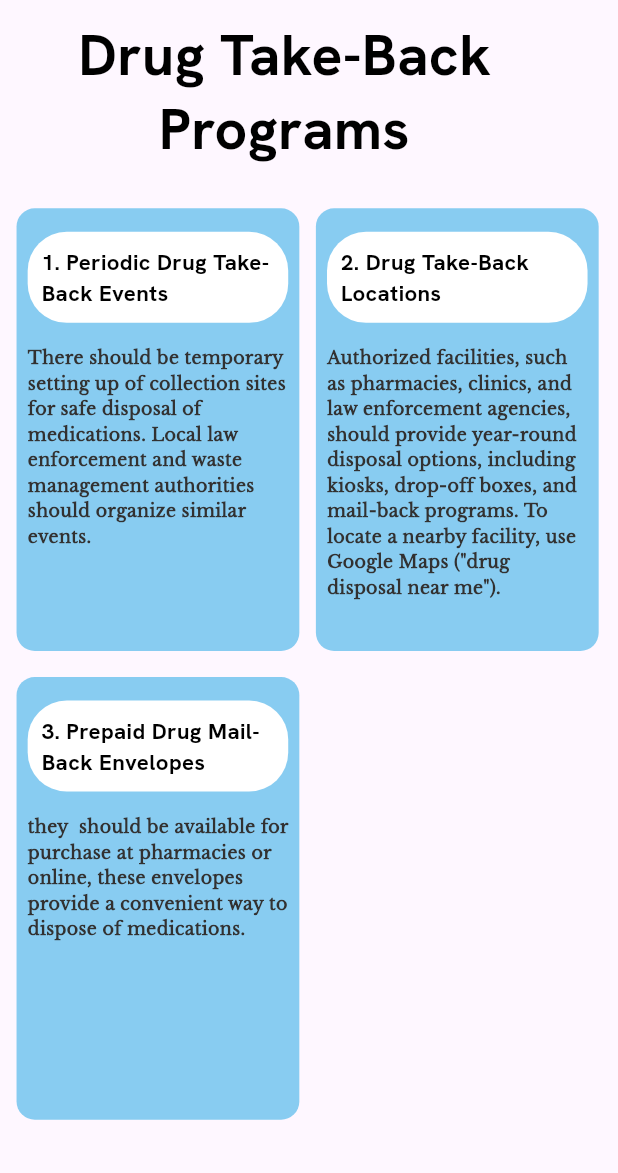
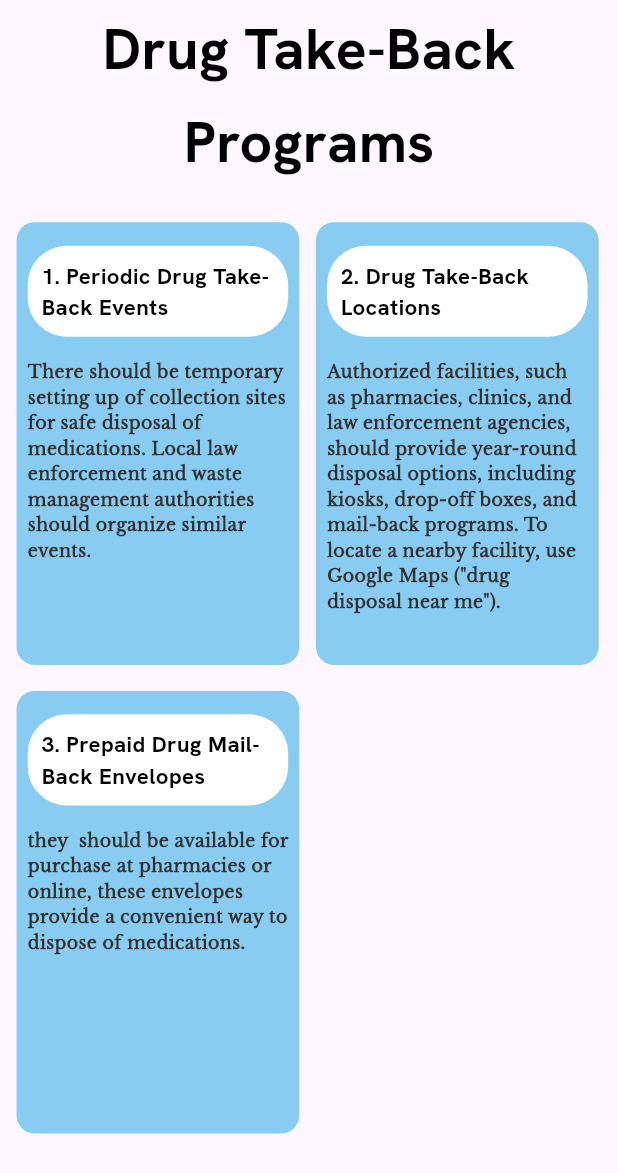
Before and after one commit to NikhilYadav04/PillBin, a Flutter app: the Page6 widget shown alone on an empty page, opened directly with empty values, on a phone screen of 412 x 824 dp. Shown: the top 1173 px of the screen. Run offline on Flutter 3.47's test engine with Material 3 defaults, Android fonts, the phone set to English and light mode, and no system bars; our stand-ins replace flick_video_player, font_awesome_flutter, get, video_player; generated files the repository leaves out were written again.

Commit message:
Folder Structure Changed

```diff
--- a/pillbin/lib/main.dart
+++ b/pillbin/lib/main.dart
@@ -1,7 +1,7 @@
 import 'package:flutter/material.dart';
 import 'package:get/get.dart';
 import 'package:pillbin/l10n/l10n.dart';
-import 'package:pillbin/screens/root_screen.dart';
+import 'package:pillbin/screens/root_screen/root_screen.dart';
 import 'package:pillbin/styling/sizeconfig/sizeconfig.dart';
 import 'package:pillbin/styling/strings/strings_2.dart';
 import 'package:flutter_gen/gen_l10n/app_localizations.dart';
--- a/pillbin/lib/screens/page_4_b.dart
+++ b/pillbin/lib/screens/survey/page_4_b.dart
@@ -3,7 +3,7 @@ import 'package:pillbin/styling/sizeconfig/sizeconfig.dart';
 import 'package:pillbin/styling/strings/strings.dart';
 import 'package:flutter_gen/gen_l10n/app_localizations.dart';
 
-import '../styling/colors/colors.dart';
+import '../../styling/colors/colors.dart';
 
 class Page4B extends StatefulWidget {
   Page4B(
--- a/pillbin/lib/screens/page_6.dart
+++ b/pillbin/lib/screens/take-back/page_6.dart
@@ -48,7 +48,7 @@ class _Page6State extends State<Page6> with SingleTickerProviderStateMixin {
       child: Column(
         children: [
           SizedBox(
-            height: 1.053 * SizeConfig.heightMultiplier,
+            height: 0.6 * SizeConfig.heightMultiplier,
           ),
           SizedBox(
             height: 15.800 * SizeConfig.heightMultiplier,
@@ -66,8 +66,10 @@ class _Page6State extends State<Page6> with SingleTickerProviderStateMixin {
                           alignment: Alignment.topCenter,
                           heightFactor: 0.4,
                           child: Padding(
-                            padding: EdgeInsets.only(
-                                left: 6.320 * SizeConfig.heightMultiplier),
+                            padding: EdgeInsets.symmetric(horizontal: 14.2857*SizeConfig.widthMultiplier),
+                            // padding: EdgeInsets.only(
+                            //     left: 6.320 * SizeConfig.heightMultiplier),
+                            child: Center(
                               child: Text(
                                 strings.page_6_title_1,
                                 style: TextStyle(
@@ -76,6 +78,7 @@ class _Page6State extends State<Page6> with SingleTickerProviderStateMixin {
                                     fontFamily: "Hanken_Bold",
                                     fontSize:
                                         4.634 * SizeConfig.heightMultiplier),
+                              ),
                             ),
                           ),
                         ),
@@ -95,7 +98,8 @@ class _Page6State extends State<Page6> with SingleTickerProviderStateMixin {
                           heightFactor: 0.62,
                           child: Padding(
                             padding: EdgeInsets.symmetric(
-                                horizontal: 25.66 * SizeConfig.widthMultiplier),
+                                horizontal: 0),
+                            child: Center(
                               child: Text(
                                 strings.page_6_title_2,
                                 style: TextStyle(
@@ -108,6 +112,7 @@ class _Page6State extends State<Page6> with SingleTickerProviderStateMixin {
                             ),
                           ),
                         ),
+                      ),
                     );
                   },
                 ),
@@ -115,7 +120,7 @@ class _Page6State extends State<Page6> with SingleTickerProviderStateMixin {
             ),
           ),
           SizedBox(
-            height: 0,
+            height: 1.580061*SizeConfig.heightMultiplier,
           ),
           SizedBox(
             height: 37.921 * SizeConfig.heightMultiplier,
--- a/pillbin/lib/styling/sizeconfig/sizeconfig.dart
+++ b/pillbin/lib/styling/sizeconfig/sizeconfig.dart
@@ -13,6 +13,7 @@ class SizeConfig {
   static double heightMultiplier = 0;
   static double widthMultiplier = 0;
   static double height = _screenHeight;
+  static double screenWidth =0;
 
   void init(BoxConstraints constraints) {
     _screenWidth = constraints.maxWidth;
@@ -21,6 +22,7 @@ class SizeConfig {
     _blockSizeHorizontal = _screenWidth / 100;
     _blockSizeVertical = _screenHeight / 100;
 
+    screenWidth = _screenWidth;
     textMultiplier = _blockSizeVertical;
     imageSizeMultiplier = _blockSizeHorizontal;
     heightMultiplier = _blockSizeVertical;
```
Also changed, not shown: pillbin/lib/screens/root_screen/root_screen.dart (renamed from pillbin/lib/screens/root_screen.dart, +14 -14 lines), pillbin/lib/screens/about_us/page_2.dart (renamed from pillbin/lib/screens/page_2.dart), pillbin/lib/screens/disposal/page_7.dart (renamed from pillbin/lib/screens/page_7.dart), pillbin/lib/screens/disposal/page_8.dart (renamed from pillbin/lib/screens/page_8.dart), pillbin/lib/screens/drug_disposal/page_3.dart (renamed from pillbin/lib/screens/page_3.dart), pillbin/lib/screens/effect/page_4_a.dart (renamed from pillbin/lib/screens/page_4_a.dart), pillbin/lib/screens/impact/page_4.dart (renamed from pillbin/lib/screens/page_4.dart), pillbin/lib/screens/intro/page_1.dart (renamed from pillbin/lib/screens/page_1.dart), pillbin/lib/screens/know-more/page_9.dart (renamed from pillbin/lib/screens/page_9.dart), pillbin/lib/screens/reasons/page_5.dart (renamed from pillbin/lib/screens/page_5.dart), pillbin/lib/screens/risks/page_3_a.dart (renamed from pillbin/lib/screens/page_3_a.dart), pillbin/lib/screens/views/page_8_a.dart (renamed from pillbin/lib/screens/page_8_a.dart), pillbin/lib/screens/views/page_8_b.dart (renamed from pillbin/lib/screens/page_8_b.dart), 3 other files. Lines whose indentation alone changed are shown as unchanged.
